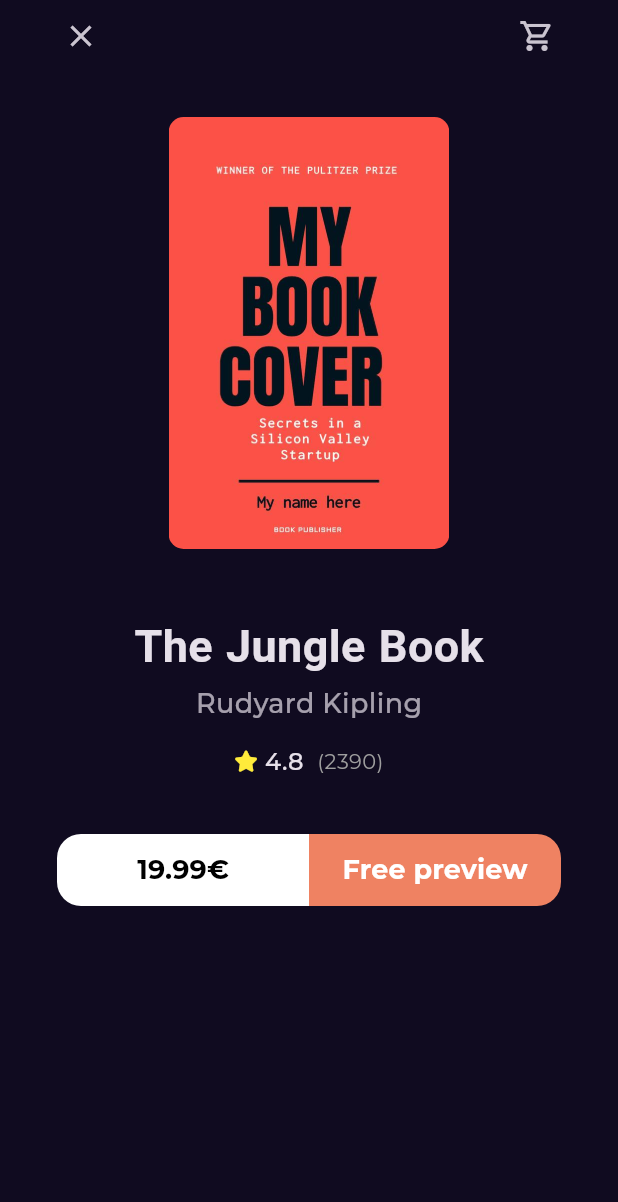
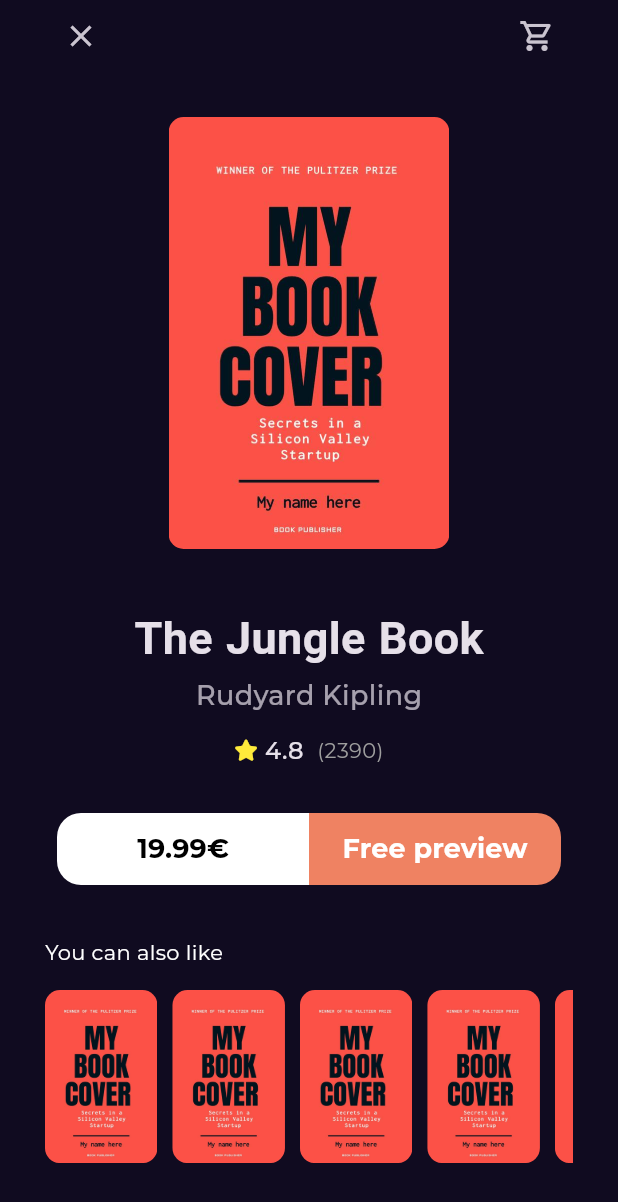
Before and after one commit to abdarahmann/Bookly-_-app, a Flutter app: the BookDetailsView screen opened by its route, on a phone screen of 412 x 824 dp. Shown: the top 1202 px of the screen. Run offline on Flutter 3.47's test engine with Material 3 defaults, Android fonts, the phone set to English and light mode, and no system bars; our stand-ins replace font_awesome_flutter, go_router, google_fonts.

Commit message:
Create SimilerBooksListView

```diff
--- a/lib/features/home/presentation/views/widgets/books_details_view_body.dart
+++ b/lib/features/home/presentation/views/widgets/books_details_view_body.dart
@@ -1,12 +1,13 @@
 import 'package:bookly_app/core/utils/text_styles.dart';
 import 'package:bookly_app/features/home/presentation/views/widgets/book_rating.dart';
 import 'package:bookly_app/features/home/presentation/views/widgets/custom_book_item.dart';
+import 'package:flutter/cupertino.dart';
 import 'package:flutter/material.dart';
 import 'package:flutter/widgets.dart';
 
 import 'book_action_button.dart';
 import 'custom_book_details_app_bar.dart';
-
+import 'similer_books_list_view .dart';
 class BookDetailsViewBody extends StatelessWidget {
   const BookDetailsViewBody({super.key});
 
@@ -28,7 +29,7 @@ class BookDetailsViewBody extends StatelessWidget {
             child: const CustomBookImage(),
           ),
           const SizedBox(
-            height: 43,
+            height: 38,
           ),
           const Text(
             'The Jungle Book',
@@ -45,18 +46,32 @@ class BookDetailsViewBody extends StatelessWidget {
             ),
           ),
           const SizedBox(
-            height: 14,
+            height: 12,
           ),
           const BookRating(
             mainAxisAlignment: MainAxisAlignment.center,
           ),
           const SizedBox(
-            height: 37,
+            height: 30,
           ),
           const Padding(
             padding: EdgeInsets.symmetric(horizontal: 8),
             child: ButtonAction(),
-          )
+          ),
+          const SizedBox(
+            height: 35,
+          ),
+          Align(
+            alignment: Alignment.centerLeft,
+            child: Text(
+              "You can also like",
+              style: Styles.textStyle14.copyWith(color: Colors.white),
+            ),
+          ),
+          const SizedBox(
+            height: 15,
+          ),
+          const SimilerBooksListView()
         ],
       ),
     );
--- /dev/null
+++ b/lib/features/home/presentation/views/widgets/similer_books_list_view .dart
@@ -0,0 +1,22 @@
+import 'package:flutter/material.dart';
+
+import 'custom_book_item.dart';
+
+class SimilerBooksListView extends StatelessWidget {
+  const SimilerBooksListView({super.key});
+
+  @override
+  Widget build(BuildContext context) {
+    return SizedBox(
+      height: MediaQuery.of(context).size.height * 0.14,
+      child: ListView.builder(
+          scrollDirection: Axis.horizontal,
+          itemBuilder: (context, index) {
+            return const Padding(
+              padding: EdgeInsets.only(right: 10),
+              child: CustomBookImage(),
+            );
+          }),
+    );
+  }
+}
```
